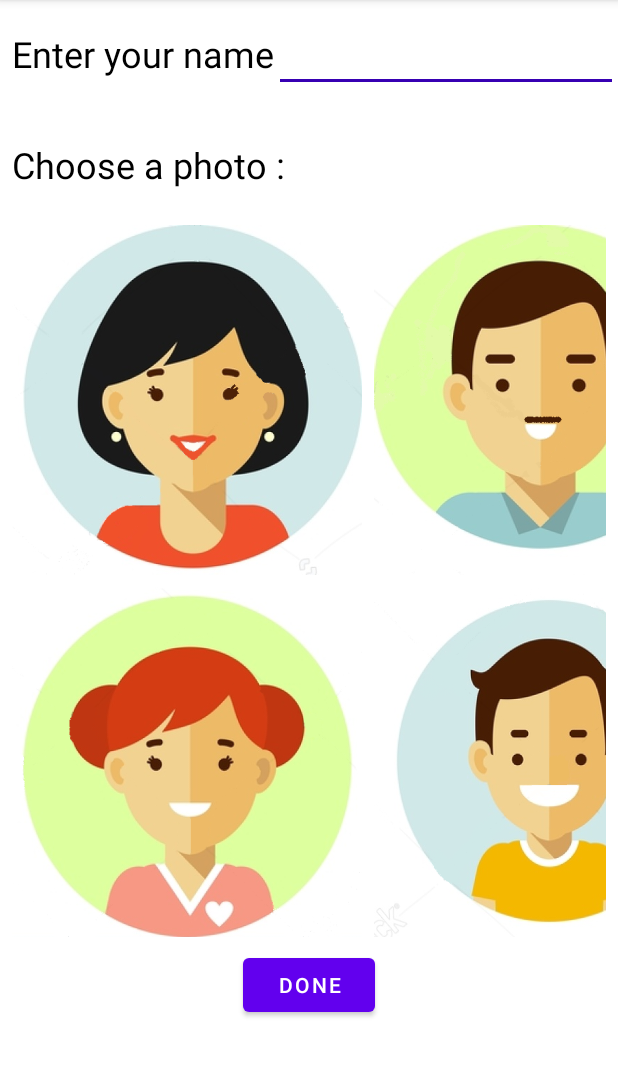
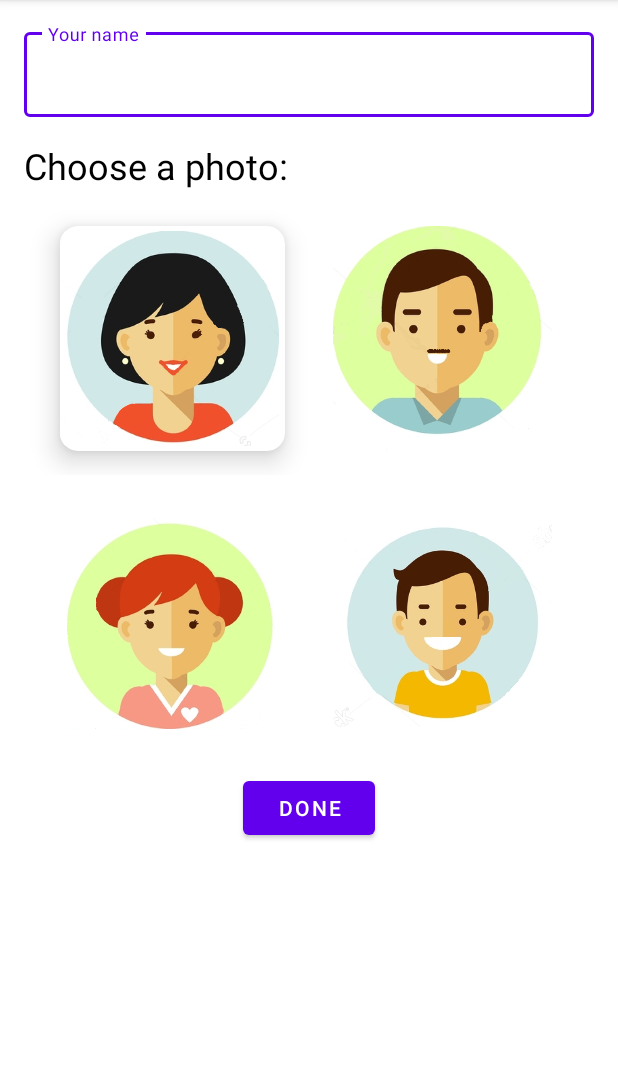
Before and after one commit to ansshkki/Shopping-List, an Android app: the IdentityActivity screen opened directly, with no data from a screen before it, after a tap on an icon or button, on a phone screen of 412 x 824 dp, the part 84-1161 px from its top. Run offline under Robolectric (Android 15) with nearby library versions, the phone set to English and light mode, and no system bars; 1 other tap on this screen came first.

Commit message:
improve IdentityActivity design.

```diff
--- a/app/src/main/java/com/fp/shoppinglist/IdentityActivity.java
+++ b/app/src/main/java/com/fp/shoppinglist/IdentityActivity.java
@@ -1,9 +1,12 @@
 package com.fp.shoppinglist;
 
+import android.animation.ObjectAnimator;
 import android.content.Intent;
 import android.content.SharedPreferences;
 import android.os.Bundle;
 import android.view.View;
+import android.view.animation.AccelerateInterpolator;
+import android.view.animation.DecelerateInterpolator;
 import android.widget.EditText;
 import android.widget.Toast;
 
@@ -13,6 +16,7 @@ public class IdentityActivity extends AppCompatActivity {
 
     EditText nameEditText;
     int personPhotoName = 0;
+    View previousView;
 
     @Override
     protected void onCreate(Bundle savedInstanceState) {
@@ -20,11 +24,9 @@ public class IdentityActivity extends AppCompatActivity {
         setContentView(R.layout.activity_identity);
 
         nameEditText = findViewById(R.id.personName_ET);
-
     }
 
     public void goToMain(View view) {
-
         if (nameEditText.getText().toString().isEmpty()) {
             nameEditText.setError("Name is required");
         } else if (personPhotoName == 0) {
@@ -44,6 +46,20 @@ public class IdentityActivity extends AppCompatActivity {
     }
 
     public void imageClicked(View view) {
+        if (previousView != null) {
+            ObjectAnimator upAnimator = ObjectAnimator.ofFloat(previousView, "translationZ", 0);
+            upAnimator.setDuration(200);
+            upAnimator.setInterpolator(new AccelerateInterpolator());
+            upAnimator.start();
+        }
+
+        ObjectAnimator downAnimator = ObjectAnimator.ofFloat(view, "translationZ", 16);
+        downAnimator.setDuration(200);
+        downAnimator.setInterpolator(new DecelerateInterpolator());
+        downAnimator.start();
+
+        previousView = view;
+
         int id = view.getId();
         if (id == R.id.father) {
             personPhotoName = R.drawable.father;
--- a/app/src/main/java/com/fp/shoppinglist/ItemsListAdapter.java
+++ b/app/src/main/java/com/fp/shoppinglist/ItemsListAdapter.java
@@ -1,7 +1,7 @@
 package com.fp.shoppinglist;
 
+import android.annotation.SuppressLint;
 import android.content.Context;
-import android.os.Build;
 import android.view.LayoutInflater;
 import android.view.View;
 import android.view.ViewGroup;
@@ -44,8 +44,8 @@ public class ItemsListAdapter extends RecyclerView.Adapter<RecyclerView.ViewHold
     }
 
 
+    @SuppressLint("NewApi")
     public void removeItemFromAdapter(int position) {
-
         recentlyDeletedItem = items.get(position);
         recentlyDeletedItemPosition = position;
         items.remove(position);
@@ -55,9 +55,7 @@ public class ItemsListAdapter extends RecyclerView.Adapter<RecyclerView.ViewHold
         organizeList();
 
         ArrayList<Item> temp = new ArrayList<>(items);
-        if (Build.VERSION.SDK_INT >= Build.VERSION_CODES.N) {
-            temp.removeIf(item -> item.getQuantity().equals("0"));
-        }
+        temp.removeIf(item -> item.getQuantity().equals("0"));
 
         FirebaseDatabase database = FirebaseDatabase.getInstance();
         DatabaseReference myRef = database.getReference(FirebaseAuth.getInstance().getUid());
@@ -67,9 +65,7 @@ public class ItemsListAdapter extends RecyclerView.Adapter<RecyclerView.ViewHold
                 Snackbar.make(activity.findViewById(R.id.coordinator_layout), error.getMessage(), Snackbar.LENGTH_LONG).show();
             }
         });
-
     }
-
 
     private void showUndoSnackbar() {
         View view = activity.findViewById(R.id.coordinator_layout);
@@ -78,7 +74,7 @@ public class ItemsListAdapter extends RecyclerView.Adapter<RecyclerView.ViewHold
         snackbar.show();
     }
 
-
+    @SuppressLint("NewApi")
     private void undoDelete() {
         if (!shops.contains(recentlyDeletedItem.getShopName()))
             items.add(new Item("", recentlyDeletedItem.getShopName(), "0", "not taken", R.drawable.blank30, ""));
@@ -86,9 +82,7 @@ public class ItemsListAdapter extends RecyclerView.Adapter<RecyclerView.ViewHold
         notifyItemInserted(recentlyDeletedItemPosition);
 
         ArrayList<Item> temp = new ArrayList<>(items);
-        if (Build.VERSION.SDK_INT >= Build.VERSION_CODES.N) {
-            temp.removeIf(item -> item.getQuantity().equals("0"));
-        }
+        temp.removeIf(item -> item.getQuantity().equals("0"));
 
         FirebaseDatabase database = FirebaseDatabase.getInstance();
         DatabaseReference myRef = database.getReference(FirebaseAuth.getInstance().getUid());
@@ -142,6 +136,7 @@ public class ItemsListAdapter extends RecyclerView.Adapter<RecyclerView.ViewHold
         return null;
     }
 
+    @SuppressLint("NewApi")
     @Override
     public void onBindViewHolder(@NonNull RecyclerView.ViewHolder holder, int position) {
         Item current = items.get(position);
@@ -173,9 +168,11 @@ public class ItemsListAdapter extends RecyclerView.Adapter<RecyclerView.ViewHold
                     }
                     notifyDataSetChanged();
 
+                    ArrayList<Item> temp = new ArrayList<>(items);
+                    temp.removeIf(item -> item.getQuantity().equals("0"));
                     FirebaseDatabase database = FirebaseDatabase.getInstance();
                     DatabaseReference myRef = database.getReference(FirebaseAuth.getInstance().getUid());
-                    myRef.setValue(items);
+                    myRef.setValue(temp);
                 });
                 break;
             case 1:
--- a/app/src/main/res/layout/activity_identity.xml
+++ b/app/src/main/res/layout/activity_identity.xml
@@ -1,95 +1,75 @@
 <?xml version="1.0" encoding="utf-8"?>
 <LinearLayout xmlns:android="http://schemas.android.com/apk/res/android"
+    xmlns:app="http://schemas.android.com/apk/res-auto"
     xmlns:tools="http://schemas.android.com/tools"
     android:layout_width="match_parent"
     android:layout_height="match_parent"
     android:orientation="vertical"
     tools:context=".IdentityActivity">
 
-    <LinearLayout
+    <com.google.android.material.textfield.TextInputLayout
+        style="@style/Widget.MaterialComponents.TextInputLayout.OutlinedBox"
         android:layout_width="match_parent"
         android:layout_height="wrap_content"
-        android:layout_marginTop="16dp"
-        android:orientation="vertical">
+        android:layout_margin="16dp"
+        android:hint="Your name">
 
-        <LinearLayout
+        <com.google.android.material.textfield.TextInputEditText
+            android:id="@+id/personName_ET"
             android:layout_width="match_parent"
-            android:layout_height="wrap_content"
-            android:layout_marginStart="8dp"
-            android:orientation="horizontal">
-
+            android:layout_height="match_parent" />
+    </com.google.android.material.textfield.TextInputLayout>
 
     <TextView
         android:layout_width="wrap_content"
         android:layout_height="wrap_content"
-                android:text="Enter your name"
+        android:layout_marginStart="16dp"
+        android:text="Choose a photo:"
         android:textColor="#000000"
         android:textSize="24sp" />
 
-            <EditText
-                android:id="@+id/personName_ET"
-                android:layout_width="match_parent"
-                android:layout_height="wrap_content" />
-
-
-        </LinearLayout>
-
-
-    </LinearLayout>
-
-
     <LinearLayout
-
-        android:layout_width="match_parent"
-        android:layout_height="match_parent"
-        android:layout_marginTop="32dp"
-        android:orientation="vertical">
-
-        <TextView
-            android:layout_width="wrap_content"
-            android:layout_height="wrap_content"
-            android:layout_marginStart="8dp"
-            android:text="Choose a photo :"
-            android:textColor="#000000"
-            android:textSize="24sp" />
-
-
-        <LinearLayout
-            android:layout_width="match_parent"
-            android:layout_height="wrap_content"
-            android:layout_marginTop="16dp"
-            android:orientation="vertical">
-
-            <LinearLayout
-
         android:layout_width="match_parent"
         android:layout_height="wrap_content"
         android:layout_marginLeft="8dp"
         android:layout_marginTop="8dp"
         android:layout_marginRight="8dp"
-                android:layout_marginBottom="4dp">
+        android:layout_marginBottom="4dp"
+        android:gravity="center">
 
+        <com.google.android.material.card.MaterialCardView
+            android:id="@+id/mother"
+            android:layout_width="150dp"
+            android:layout_height="150dp"
+            android:layout_margin="16dp"
+            android:onClick="imageClicked"
+            app:cardCornerRadius="12dp"
+            app:cardElevation="0dp">
 
             <ImageView
-                    android:id="@+id/mother"
-                    android:layout_width="350px"
-                    android:layout_height="350px"
+                android:layout_width="match_parent"
+                android:layout_height="match_parent"
                 android:layout_marginEnd="4dp"
-                    android:background="@drawable/mother"
-                    android:onClick="imageClicked" />
+                android:src="@drawable/mother" />
+        </com.google.android.material.card.MaterialCardView>
 
+        <com.google.android.material.card.MaterialCardView
+            android:id="@+id/father"
+            android:layout_width="150dp"
+            android:layout_height="150dp"
+            android:layout_margin="16dp"
+            android:onClick="imageClicked"
+            app:cardCornerRadius="12dp"
+            app:cardElevation="0dp">
 
             <ImageView
-                    android:id="@+id/father"
-                    android:layout_width="350px"
-                    android:layout_height="350px"
-                    android:layout_marginStart="4dp"
-                    android:background="@drawable/father"
-                    android:onClick="imageClicked" />
-
+                android:layout_width="match_parent"
+                android:layout_height="match_parent"
+                android:layout_marginEnd="4dp"
+                android:src="@drawable/father" />
+        </com.google.android.material.card.MaterialCardView>
 
     </LinearLayout>
-
 
     <LinearLayout
         android:layout_width="match_parent"
@@ -97,29 +77,40 @@
         android:layout_marginLeft="8dp"
         android:layout_marginTop="4dp"
         android:layout_marginRight="8dp"
-                android:layout_marginBottom="8dp">
+        android:layout_marginBottom="8dp"
+        android:gravity="center">
 
+        <com.google.android.material.card.MaterialCardView
+            android:id="@+id/daughter"
+            android:layout_width="150dp"
+            android:layout_height="150dp"
+            android:layout_margin="16dp"
+            android:onClick="imageClicked"
+            app:cardCornerRadius="12dp"
+            app:cardElevation="0dp">
 
             <ImageView
-                    android:id="@+id/daughter"
-                    android:layout_width="350px"
-                    android:layout_height="350px"
+                android:layout_width="match_parent"
+                android:layout_height="match_parent"
                 android:layout_marginEnd="4dp"
-                    android:background="@drawable/daughter"
-                    android:onClick="imageClicked" />
+                android:src="@drawable/daughter" />
+        </com.google.android.material.card.MaterialCardView>
 
+        <com.google.android.material.card.MaterialCardView
+            android:id="@+id/son"
+            android:layout_width="150dp"
+            android:layout_height="150dp"
+            android:layout_margin="16dp"
+            android:onClick="imageClicked"
+            app:cardCornerRadius="12dp"
+            app:cardElevation="0dp">
 
             <ImageView
-                    android:id="@+id/son"
-                    android:layout_width="350px"
-                    android:layout_height="350px"
-                    android:layout_marginStart="4dp"
-                    android:background="@drawable/son"
-                    android:onClick="imageClicked" />
-
-
-            </LinearLayout>
-
+                android:layout_width="match_parent"
+                android:layout_height="match_parent"
+                android:layout_marginEnd="4dp"
+                android:src="@drawable/son" />
+        </com.google.android.material.card.MaterialCardView>
 
     </LinearLayout>
 
@@ -130,8 +121,4 @@
         android:onClick="goToMain"
         android:text="Done" />
 
-
 </LinearLayout>
-
-
-</LinearLayout>
```
Lines whose indentation alone changed are shown as unchanged.
